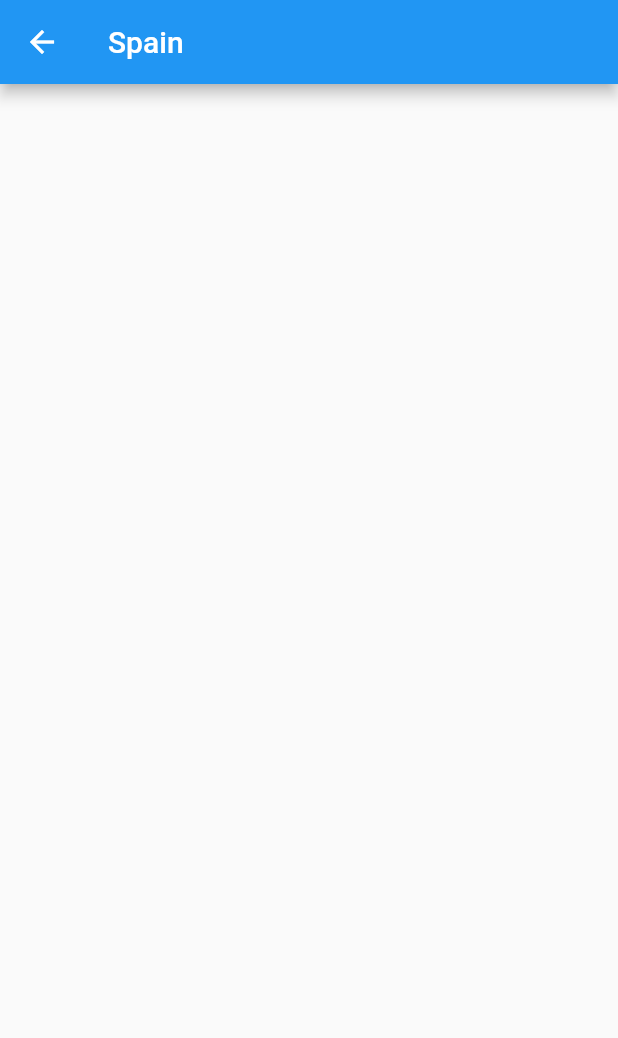
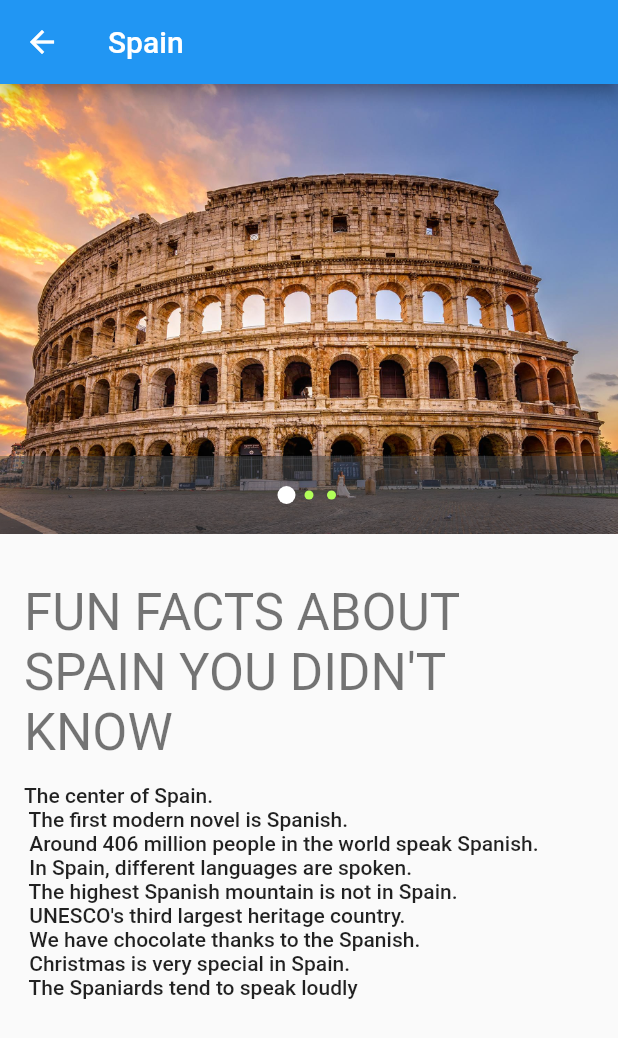
Before and after one commit to apanisile/travel_beta, a Flutter app: the SpainPage screen opened by its route, on a phone screen of 412 x 824 dp. Shown: the top 1038 px of the screen. Run offline on Flutter 3.47's test engine with Material 2 defaults, Android fonts, the phone set to English and light mode, and no system bars; drawn by our look-alikes of carousel_pro.

```diff
--- a/lib/pages/spain.dart
+++ b/lib/pages/spain.dart
@@ -1,12 +1,41 @@
+import 'package:carousel_pro/carousel_pro.dart';
 import 'package:flutter/material.dart';
 import 'widgets/scaffold.dart';
+import 'text_section.dart';
 
 class SpainPage extends StatelessWidget {
   @override
   Widget build(BuildContext context) {
     return buildEasyScaffold(
       appBarTitle: 'Spain',
-      body: Container(),
+      body: ListView(
+        children: [
+          Container(
+            child: Center(
+              child: SizedBox(
+                height: 300,
+                width: 500,
+                child: Carousel(
+                  images: [
+                    ExactAssetImage("assets/images/rome.jpg"),
+                    ExactAssetImage("assets/images/rome/1.jpeg"),
+                    ExactAssetImage("assets/images/rome/2.jpg"),
+                  ],
+                  autoplay: true,
+                  animationDuration: Duration(milliseconds: 1000),
+                  dotSize: 6.0,
+                  dotSpacing: 15.0,
+                  dotColor: Colors.lightGreenAccent,
+                  //borderRadius: true,
+                  boxFit: BoxFit.cover,
+                ),
+              ),
+            ),
+          ),
+          TextSection('FUN FACTS ABOUT SPAIN YOU DIDN\'T KNOW',
+              'The center of Spain.\n The first modern novel is Spanish.\n Around 406 million people in the world speak Spanish. \n In Spain, different languages are spoken. \n The highest Spanish mountain is not in Spain. \n UNESCO\'s third largest heritage country. \n We have chocolate thanks to the Spanish. \n Christmas is very special in Spain. \n The Spaniards tend to speak loudly'),
+        ],
+      ),
     );
   }
 }
--- a/lib/pages/text_section.dart
+++ b/lib/pages/text_section.dart
@@ -18,7 +18,7 @@ class TextSection extends StatelessWidget {
       children: [
         Container(
             padding: EdgeInsets.fromLTRB(hPad, 32.0, hPad, 4.0),
-            child: Text(title, style: Theme.of(context).textTheme.headline2,)),
+            child: Text(title, style: Theme.of(context).textTheme.headline4,)),
         Container(
             padding: EdgeInsets.fromLTRB(hPad, 10.0, hPad, hPad),
             child: Text(body, style: Theme.of(context).textTheme.bodyText1,)),
```
Also changed, not shown: lib/pages/romePage.dart (+5 -7 lines), lib/sandbox.txt (added, +37 -0 lines), pubspec.yaml (+8 -6 lines), assets/images/greece.jpg (renamed from places/greece.jpg), assets/images/maldives.jpg (renamed from places/maldives.jpg), assets/images/paris.jpeg (renamed from places/paris.jpeg), assets/images/rome.jpg (renamed from places/rome.jpg), assets/images/sey.jpg (renamed from places/sey.jpg), assets/images/spain.jpeg (renamed from places/spain.jpeg).
